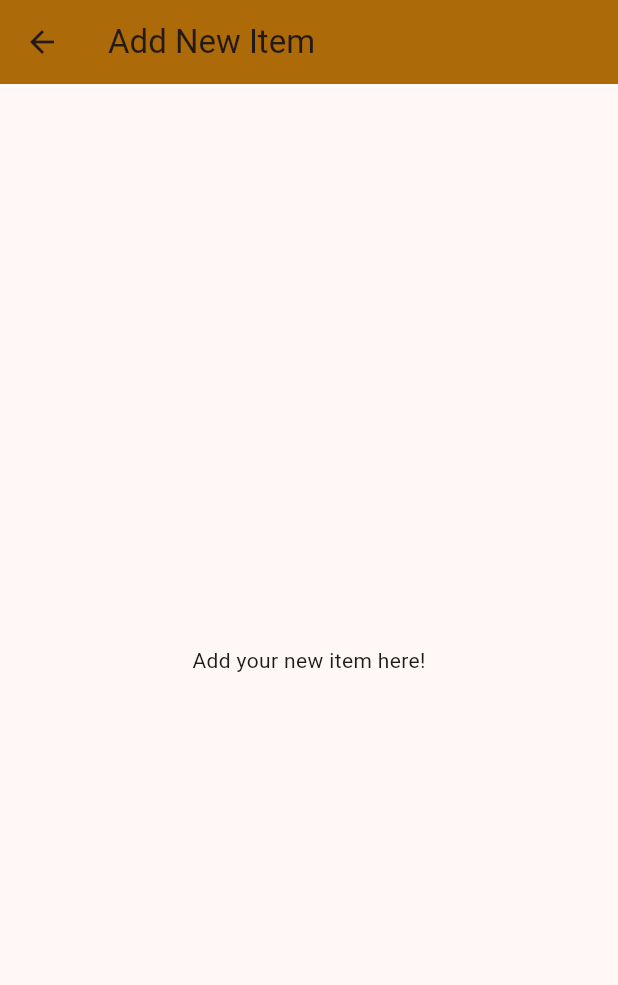
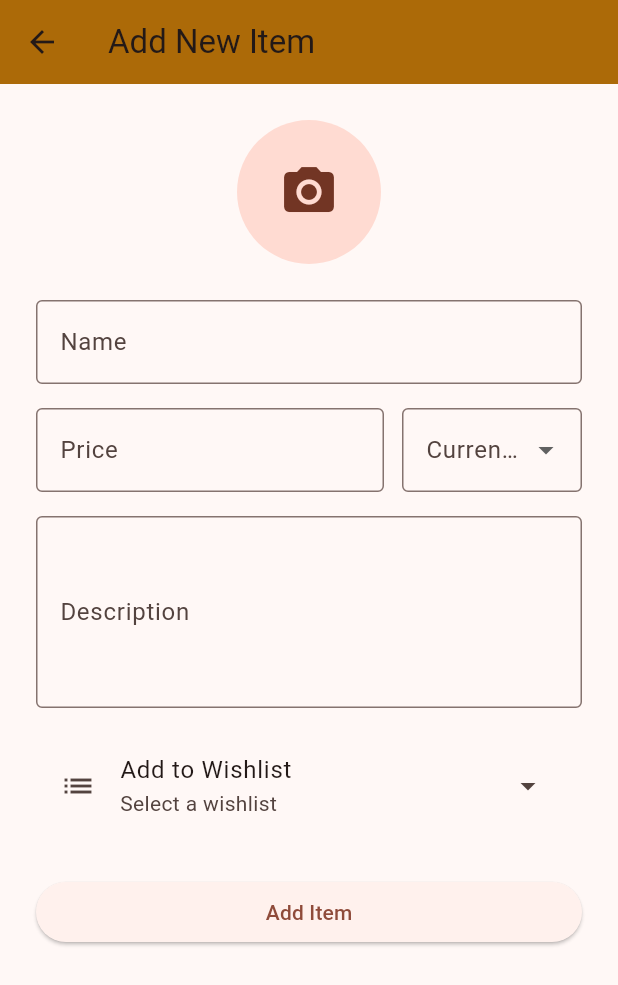
Before and after one commit to SwintonStreet/GiftAppTest, a Flutter app: the AddNewItemPage screen opened directly, on a phone screen of 412 x 824 dp. Shown: the top 985 px of the screen. Run offline on Flutter 3.47's test engine with Material 3 defaults, Android fonts, the light colour scheme and no system bars.

Commit message:
Add new item page update

```diff
--- a/lib/add_new_item.dart
+++ b/lib/add_new_item.dart
@@ -1,7 +1,68 @@
 import 'package:flutter/material.dart';
+import 'add_new_wishlist.dart';
 
-class AddNewItemPage extends StatelessWidget {
+class AddNewItemPage extends StatefulWidget {
   const AddNewItemPage({super.key});
+
+  @override
+  State<AddNewItemPage> createState() => _AddNewItemPageState();
+}
+
+class _AddNewItemPageState extends State<AddNewItemPage> {
+  final TextEditingController nameController = TextEditingController();
+  final TextEditingController priceController = TextEditingController();
+  final TextEditingController descriptionController = TextEditingController();
+  String? selectedCurrency;
+  ImageProvider? itemImage;
+  String? selectedWishlist;
+  final List<String> wishlists = [
+    'Birthday Gifts',
+    'Christmas',
+    'Anniversary',
+    'Create New Wishlist',
+  ];
+
+  void pickImage() async {
+    // TODO: Integrate image_picker for real photo selection
+    setState(() {
+      itemImage = const AssetImage('assets/default_item.png');
+    });
+  }
+
+  void selectWishlist() async {
+    final result = await showDialog<String>(
+      context: context,
+      builder: (context) => SimpleDialog(
+        title: const Text('Select Wishlist'),
+        children: wishlists.map((wishlist) {
+          return SimpleDialogOption(
+            onPressed: () => Navigator.pop(context, wishlist),
+            child: Text(wishlist),
+          );
+        }).toList(),
+      ),
+    );
+    if (!mounted) return;
+    if (result != null) {
+      setState(() {
+        selectedWishlist = result;
+      });
+      if (result == 'Create New Wishlist') {
+        Navigator.push(
+          context,
+          MaterialPageRoute(builder: (context) => const AddNewWishlistPage()),
+        );
+      }
+    }
+  }
+
+  @override
+  void dispose() {
+    nameController.dispose();
+    priceController.dispose();
+    descriptionController.dispose();
+    super.dispose();
+  }
 
   @override
   Widget build(BuildContext context) {
@@ -10,7 +71,94 @@ class AddNewItemPage extends StatelessWidget {
         title: const Text('Add New Item'),
         backgroundColor: const Color.fromARGB(255, 172, 106, 8),
       ),
-      body: const Center(child: Text('Add your new item here!')),
+      body: SingleChildScrollView(
+        padding: const EdgeInsets.all(24.0),
+        child: Column(
+          crossAxisAlignment: CrossAxisAlignment.stretch,
+          children: [
+            GestureDetector(
+              onTap: pickImage,
+              child: CircleAvatar(
+                radius: 48,
+                backgroundImage: itemImage,
+                child: itemImage == null
+                    ? const Icon(Icons.camera_alt, size: 40)
+                    : null,
+              ),
+            ),
+            const SizedBox(height: 24),
+            TextFormField(
+              controller: nameController,
+              decoration: const InputDecoration(
+                labelText: 'Name',
+                border: OutlineInputBorder(),
+              ),
+            ),
+            const SizedBox(height: 16),
+            Row(
+              children: [
+                Expanded(
+                  child: TextFormField(
+                    controller: priceController,
+                    decoration: const InputDecoration(
+                      labelText: 'Price',
+                      border: OutlineInputBorder(),
+                    ),
+                    keyboardType: TextInputType.number,
+                  ),
+                ),
+                const SizedBox(width: 12),
+                SizedBox(
+                  width: 120,
+                  child: DropdownButtonFormField<String>(
+                    value: selectedCurrency,
+                    decoration: const InputDecoration(
+                      labelText: 'Currency',
+                      border: OutlineInputBorder(),
+                    ),
+                    items: const [
+                      DropdownMenuItem(value: 'USD', child: Text('USD')),
+                      DropdownMenuItem(value: 'EUR', child: Text('EUR')),
+                      DropdownMenuItem(value: 'GBP', child: Text('GBP')),
+                      DropdownMenuItem(value: 'JPY', child: Text('JPY')),
+                      DropdownMenuItem(value: 'CAD', child: Text('CAD')),
+                    ],
+                    onChanged: (value) =>
+                        setState(() => selectedCurrency = value),
+                  ),
+                ),
+              ],
+            ),
+            const SizedBox(height: 16),
+            TextFormField(
+              controller: descriptionController,
+              decoration: const InputDecoration(
+                labelText: 'Description',
+                border: OutlineInputBorder(),
+              ),
+              maxLines: 4,
+            ),
+            const SizedBox(height: 16),
+            ListTile(
+              leading: const Icon(Icons.list),
+              title: const Text('Add to Wishlist'),
+              subtitle: Text(selectedWishlist ?? 'Select a wishlist'),
+              trailing: const Icon(Icons.arrow_drop_down),
+              onTap: selectWishlist,
+            ),
+            const SizedBox(height: 24),
+            ElevatedButton(
+              onPressed: () {
+                // Add save logic here
+                ScaffoldMessenger.of(
+                  context,
+                ).showSnackBar(const SnackBar(content: Text('Item added!')));
+              },
+              child: const Text('Add Item'),
+            ),
+          ],
+        ),
+      ),
     );
   }
 }
--- a/lib/add_new_wishlist.dart
+++ b/lib/add_new_wishlist.dart
@@ -59,7 +59,7 @@ class _AddNewWishlistPageState extends State<AddNewWishlistPage> {
             DropdownButtonFormField<String>(
               value: selectedVisibility,
               decoration: const InputDecoration(
-                labelText: 'Visibility',
+                labelText: 'Privacy',
                 border: OutlineInputBorder(),
               ),
               items: const [
```
